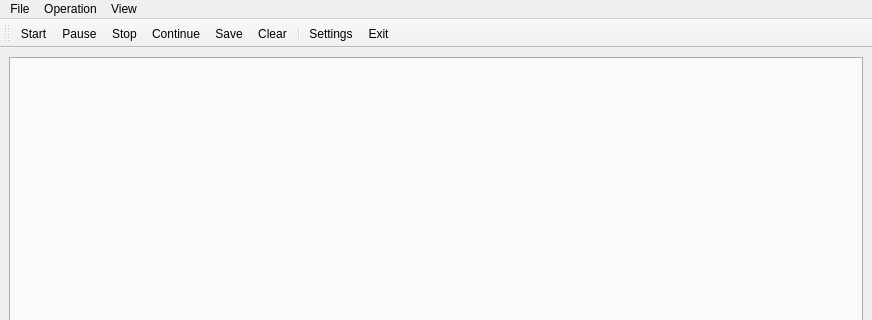
Qt form ui/Experiment.ui (MonroeQuantumNetworks/IonControl) before a commit; both pictures show x 0 to 872 and y 0 to 320 of the 872 by 808 pixel window.
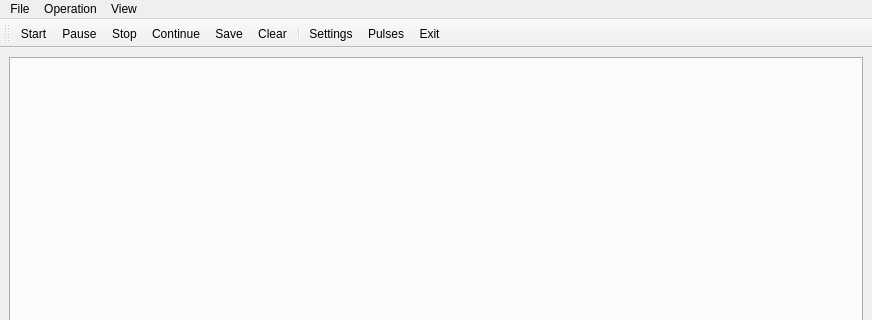
The same form after that commit. Icons and pictures are not drawn.

```diff
--- a/ui/Experiment.ui
+++ b/ui/Experiment.ui
@@ -49,6 +49,7 @@
    <addaction name="actionClear"/>
    <addaction name="separator"/>
    <addaction name="actionSettings"/>
+   <addaction name="actionPulses"/>
    <addaction name="actionExit"/>
   </widget>
   <widget class="QMenuBar" name="menuBar">
@@ -208,6 +209,15 @@
     <string>Continue</string>
    </property>
   </action>
+  <action name="actionPulses">
+   <property name="icon">
+    <iconset resource="Experiment.qrc">
+     <normaloff>:/kde/icons/colorize.png</normaloff>:/kde/icons/colorize.png</iconset>
+   </property>
+   <property name="text">
+    <string>Pulses</string>
+   </property>
+  </action>
  </widget>
  <resources>
   <include location="Experiment.qrc"/>
```
